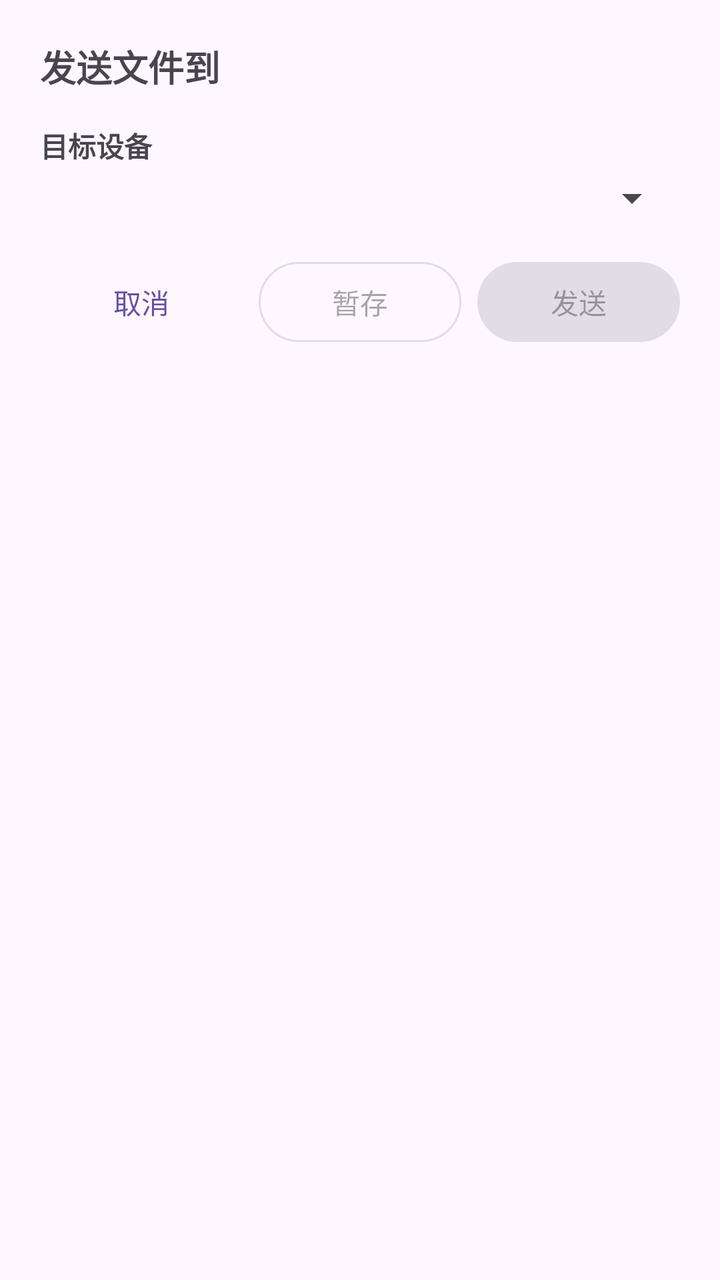
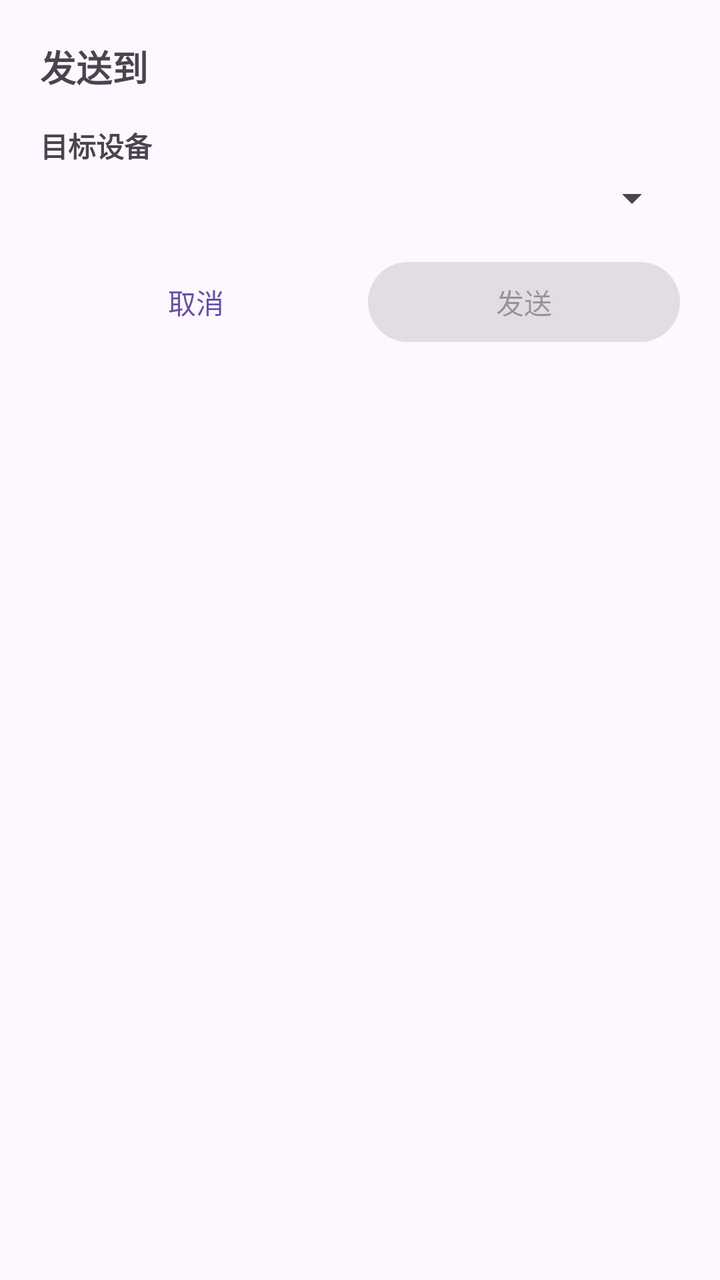

Screens rendered from an Android XML layout before and after an edit, with the pre-edit source and the edit as a unified diff.
<!-- AndroidManifest.xml: application theme Theme.ShareToPC -->
<!-- res/layout/dialog_share.xml -->
<?xml version="1.0" encoding="utf-8"?>
<LinearLayout xmlns:android="http://schemas.android.com/apk/res/android"
    android:layout_width="match_parent"
    android:layout_height="wrap_content"
    android:layout_margin="24dp"
    android:background="@drawable/bg_dialog"
    android:orientation="vertical"
    android:padding="20dp">

    <TextView
        android:layout_width="match_parent"
        android:layout_height="wrap_content"
        android:text="@string/share_send_to"
        android:textSize="18sp"
        android:textStyle="bold" />

    <TextView
        android:id="@+id/tvContentCount"
        android:layout_width="match_parent"
        android:layout_height="wrap_content"
        android:layout_marginTop="12dp"
        android:textSize="13sp"
        android:visibility="gone" />

    <ListView
        android:id="@+id/lvContentList"
        android:layout_width="match_parent"
        android:layout_height="120dp"
        android:layout_marginTop="4dp"
        android:divider="@android:color/transparent"
        android:dividerHeight="2dp"
        android:scrollbars="vertical"
        android:visibility="gone" />

    <TextView
        android:id="@+id/tvPreviewFallback"
        android:layout_width="match_parent"
        android:layout_height="wrap_content"
        android:layout_marginTop="12dp"
        android:maxLines="4"
        android:text="@string/parsing_share"
        android:visibility="gone" />

    <TextView
        android:layout_width="match_parent"
        android:layout_height="wrap_content"
        android:layout_marginTop="16dp"
        android:text="@string/share_target_device"
        android:textStyle="bold" />

    <Spinner
        android:id="@+id/spinnerDevices"
        android:layout_width="match_parent"
        android:layout_height="wrap_content"
        android:layout_marginTop="4dp" />

    <TextView
        android:id="@+id/tvNoDeviceHint"
        android:layout_width="match_parent"
        android:layout_height="wrap_content"
        android:layout_marginTop="4dp"
        android:text="@string/no_devices_hint"
        android:textSize="12sp"
        android:visibility="gone" />

    <ProgressBar
        android:id="@+id/progressSend"
        style="?android:attr/progressBarStyleHorizontal"
        android:layout_width="match_parent"
        android:layout_height="wrap_content"
        android:layout_marginTop="12dp"
        android:max="100"
        android:visibility="gone" />

    <TextView
        android:id="@+id/tvSendStatus"
        android:layout_width="match_parent"
        android:layout_height="wrap_content"
        android:layout_marginTop="4dp"
        android:textSize="12sp"
        android:visibility="gone" />

    <LinearLayout
        android:layout_width="match_parent"
        android:layout_height="wrap_content"
        android:layout_marginTop="16dp"
        android:orientation="horizontal">

        <Button
            android:id="@+id/btnCancel"
            style="@style/Widget.Material3.Button.TextButton"
            android:layout_width="0dp"
            android:layout_height="wrap_content"
            android:layout_weight="1"
            android:text="@string/cancel" />

        <Button
            android:id="@+id/btnStash"
            style="@style/Widget.Material3.Button.OutlinedButton"
            android:layout_width="0dp"
            android:layout_height="wrap_content"
            android:layout_marginStart="8dp"
            android:layout_weight="1"
            android:enabled="false"
            android:text="@string/stash" />

        <Button
            android:id="@+id/btnSend"
            android:layout_width="0dp"
            android:layout_height="wrap_content"
            android:layout_marginStart="8dp"
            android:layout_weight="1"
            android:enabled="false"
            android:text="@string/send" />
    </LinearLayout>
</LinearLayout>
<!-- resources referenced by this layout -->
<resources>
  <!-- drawable bg_dialog (drawable) -->
  <?xml version="1.0" encoding="utf-8"?>
  <shape xmlns:android="http://schemas.android.com/apk/res/android">
      <solid android:color="?attr/colorSurface" />
      <corners android:radius="16dp" />
  </shape>
  <string name="cancel">取消</string>
  <string name="no_devices_hint">未曾连接任何目标设备，你可以暂存并稍后发送</string>
  <string name="parsing_share">正在处理分享内容…</string>
  <string name="send">发送</string>
  <string name="share_send_to">发送文件到</string>
  <string name="share_target_device">目标设备</string>
  <string name="stash">暂存</string>
  <style name="Theme.ShareToPC" parent="Base.Theme.ShareToPC" />
  <style name="Base.Theme.ShareToPC" parent="Theme.Material3.DayNight.NoActionBar">
          
          
      </style>
</resources>

<!-- the commit's change to res/layout/dialog_share.xml (unified diff, before → after) -->
@@ -95,16 +95,6 @@
             android:text="@string/cancel" />
 
         <Button
-            android:id="@+id/btnStash"
-            style="@style/Widget.Material3.Button.OutlinedButton"
-            android:layout_width="0dp"
-            android:layout_height="wrap_content"
-            android:layout_marginStart="8dp"
-            android:layout_weight="1"
-            android:enabled="false"
-            android:text="@string/stash" />
-
-        <Button
             android:id="@+id/btnSend"
             android:layout_width="0dp"
             android:layout_height="wrap_content"
<!-- resource entries referenced after the edit -->
@@ -7,12 +7,11 @@
       <corners android:radius="16dp" />
   </shape>
   <string name="cancel">取消</string>
-  <string name="no_devices_hint">未曾连接任何目标设备，你可以暂存并稍后发送</string>
+  <string name="no_devices_hint">未曾连接任何目标设备，请添加手动设备或等待自动发现</string>
   <string name="parsing_share">正在处理分享内容…</string>
   <string name="send">发送</string>
-  <string name="share_send_to">发送文件到</string>
+  <string name="share_send_to">发送到</string>
   <string name="share_target_device">目标设备</string>
-  <string name="stash">暂存</string>
   <style name="Theme.ShareToPC" parent="Base.Theme.ShareToPC" />
   <style name="Base.Theme.ShareToPC" parent="Theme.Material3.DayNight.NoActionBar">
           
